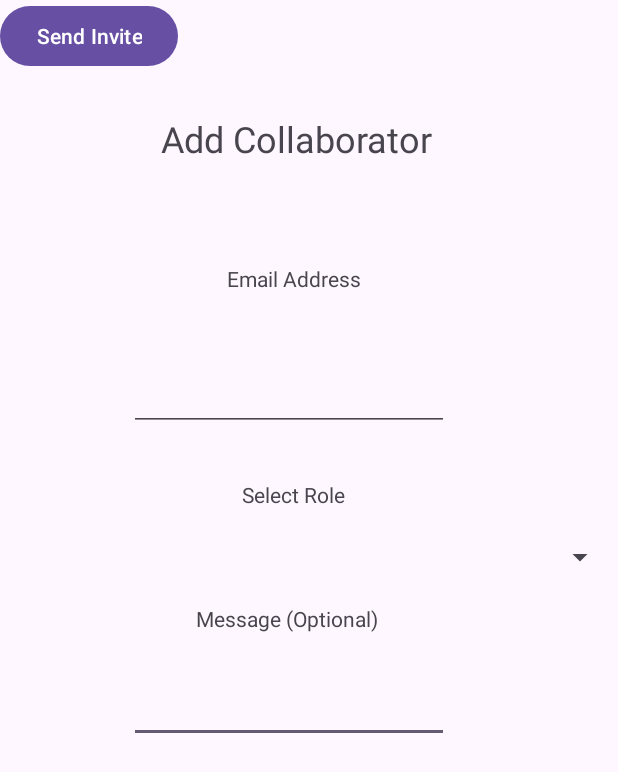
After one commit to HishaamKraft/OPSCPOEPART3, an Android app: the layout activity_invite_collab.xml on its own in the app's theme, with its tools: preview values and no code run, on a phone screen of 412 x 824 dp. The commit adds this screen. Shown: the top 772 px of the screen. Run offline under Robolectric (Android 15) with nearby library versions, the phone set to English and light mode, and no system bars; Roboto replaces fonts that are not available here.

Commit message:
Added new files and classes, updated the budgets page and the view budgets

```diff
--- a/app/src/main/java/com/example/opscpoepart3/BudgetData.kt
+++ b/app/src/main/java/com/example/opscpoepart3/BudgetData.kt
@@ -1,7 +1,7 @@
 package com.example.opscpoepart3
 
 data class BudgetData(
-    val id: String? = null,
+    //val id: String? = null,
     val category: String? = null,
     val minGoal:String?=null,
     val maxGoal:String?=null
--- a/app/src/main/java/com/example/opscpoepart3/ExpensesData.kt
+++ b/app/src/main/java/com/example/opscpoepart3/ExpensesData.kt
@@ -1,7 +1,7 @@
 package com.example.opscpoepart3
 
 data class ExpensesData(
-    val id: String? = null,
+    //val id: String? = null,
     val date: String? = null,
     val category: String? = null,
     val description:String?=null,
--- a/app/src/main/java/com/example/opscpoepart3/ViewBudget.kt
+++ b/app/src/main/java/com/example/opscpoepart3/ViewBudget.kt
@@ -54,7 +54,6 @@ class ViewBudget : AppCompatActivity() {
         close?.setOnClickListener{
             val intent = Intent( this,LandingPage::class.java)
             startActivity(intent)
-
         }
 
 
--- /dev/null
+++ b/app/src/main/res/layout/activity_invite_collab.xml
@@ -0,0 +1,99 @@
+<?xml version="1.0" encoding="utf-8"?>
+<androidx.constraintlayout.widget.ConstraintLayout xmlns:android="http://schemas.android.com/apk/res/android"
+    xmlns:app="http://schemas.android.com/apk/res-auto"
+    xmlns:tools="http://schemas.android.com/tools"
+    android:layout_width="match_parent"
+    android:layout_height="match_parent">
+
+    <EditText
+        android:id="@+id/edtMessage"
+        android:layout_width="wrap_content"
+        android:layout_height="wrap_content"
+        android:ems="10"
+        android:inputType="text"
+        app:layout_constraintBottom_toBottomOf="parent"
+        app:layout_constraintEnd_toEndOf="parent"
+        app:layout_constraintHorizontal_bias="0.432"
+        app:layout_constraintStart_toStartOf="parent"
+        app:layout_constraintTop_toTopOf="parent"
+        app:layout_constraintVertical_bias="0.578" />
+
+    <TextView
+        android:id="@+id/textView11"
+        android:layout_width="wrap_content"
+        android:layout_height="wrap_content"
+        android:layout_marginTop="176dp"
+        android:text="Email Address"
+        app:layout_constraintEnd_toEndOf="parent"
+        app:layout_constraintHorizontal_bias="0.47"
+        app:layout_constraintStart_toStartOf="parent"
+        app:layout_constraintTop_toTopOf="parent" />
+
+    <TextView
+        android:id="@+id/textView12"
+        android:layout_width="wrap_content"
+        android:layout_height="wrap_content"
+        android:text="Select Role"
+        app:layout_constraintBottom_toBottomOf="parent"
+        app:layout_constraintEnd_toEndOf="parent"
+        app:layout_constraintHorizontal_bias="0.47"
+        app:layout_constraintStart_toStartOf="parent"
+        app:layout_constraintTop_toTopOf="parent"
+        app:layout_constraintVertical_bias="0.398" />
+
+    <TextView
+        android:id="@+id/textView19"
+        android:layout_width="wrap_content"
+        android:layout_height="wrap_content"
+        android:text="Message (Optional)"
+        app:layout_constraintBottom_toBottomOf="parent"
+        app:layout_constraintEnd_toEndOf="parent"
+        app:layout_constraintHorizontal_bias="0.45"
+        app:layout_constraintStart_toStartOf="parent"
+        app:layout_constraintTop_toTopOf="parent" />
+
+    <TextView
+        android:id="@+id/textView8"
+        android:layout_width="wrap_content"
+        android:layout_height="wrap_content"
+        android:text="Add Collaborator"
+        android:textSize="24sp"
+        app:layout_constraintBottom_toBottomOf="parent"
+        app:layout_constraintEnd_toEndOf="parent"
+        app:layout_constraintHorizontal_bias="0.464"
+        app:layout_constraintStart_toStartOf="parent"
+        app:layout_constraintTop_toTopOf="parent"
+        app:layout_constraintVertical_bias="0.096" />
+
+    <EditText
+        android:id="@+id/edtEmailAddress"
+        android:layout_width="wrap_content"
+        android:layout_height="wrap_content"
+        android:ems="10"
+        android:inputType="text"
+        app:layout_constraintBottom_toBottomOf="parent"
+        app:layout_constraintEnd_toEndOf="parent"
+        app:layout_constraintHorizontal_bias="0.432"
+        app:layout_constraintStart_toStartOf="parent"
+        app:layout_constraintTop_toTopOf="parent"
+        app:layout_constraintVertical_bias="0.311" />
+
+    <Spinner
+        android:id="@+id/spinnerRole"
+        android:layout_width="409dp"
+        android:layout_height="wrap_content"
+        app:layout_constraintBottom_toBottomOf="parent"
+        app:layout_constraintEnd_toEndOf="parent"
+        app:layout_constraintStart_toStartOf="parent"
+        app:layout_constraintTop_toTopOf="parent"
+        app:layout_constraintVertical_bias="0.449" />
+
+    <Button
+        android:id="@+id/btnSendInvite"
+        android:layout_width="wrap_content"
+        android:layout_height="wrap_content"
+        android:text="Send Invite"
+        tools:layout_editor_absoluteX="151dp"
+        tools:layout_editor_absoluteY="538dp" />
+
+</androidx.constraintlayout.widget.ConstraintLayout>
```
Also changed, not shown: app/src/main/java/com/example/opscpoepart3/Approved.kt (added, +7 -0 lines), app/src/main/java/com/example/opscpoepart3/Budget.kt (+25 -27 lines), app/src/main/java/com/example/opscpoepart3/InviteCollab.kt (added, +81 -0 lines), app/src/main/res/layout/activity_item_approved.xml (added, +37 -0 lines), app/src/main/res/layout/activity_view_budget.xml (+27 -3 lines), app/src/main/res/drawable/img.png (added).
